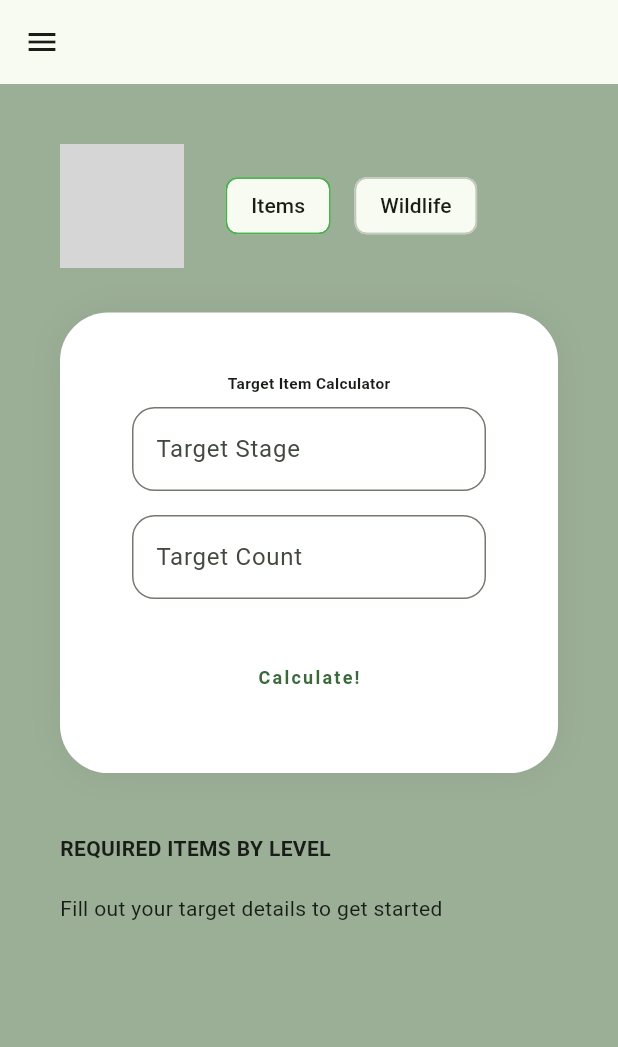
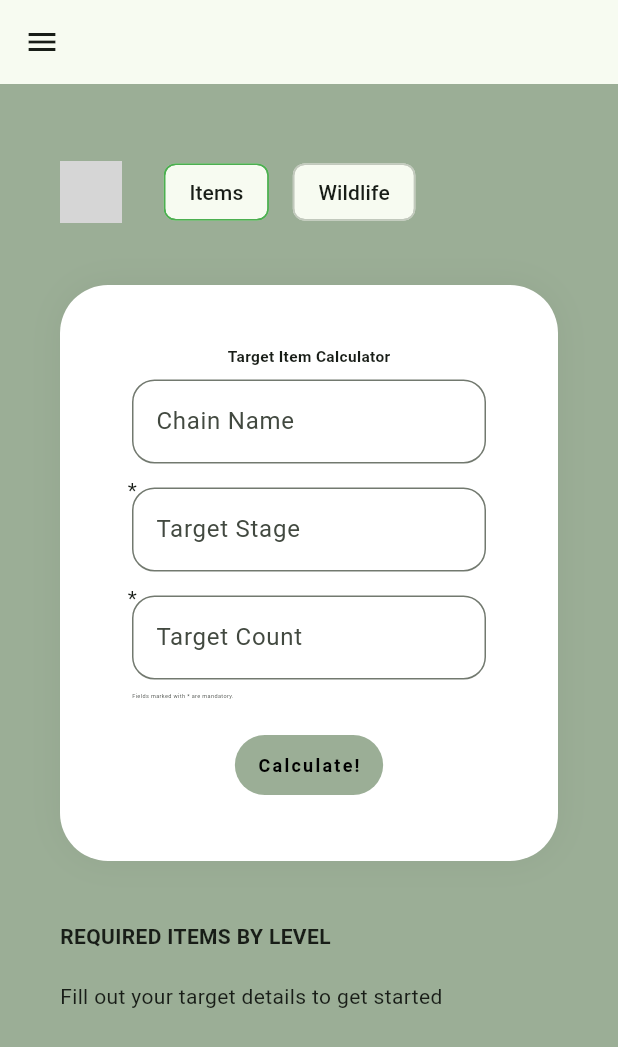
Before and after one commit to clevy-af/mergewarden, a Flutter app: the screen it shows after launch, on a phone screen of 412 x 824 dp. Shown: the top 1047 px of the screen. Run offline on Flutter 3.47's test engine with Material 3 defaults, Android fonts, the phone set to English and light mode, and no system bars; our stand-ins replace flutter_svg, hive, hive_flutter, web; accounts and stored records are empty; grey boxes are pictures that could not be loaded.

Commit message:
version 1.1
calculation fixed for stages, removed stage0 for items.

robots.txt added

icon added

stage numbers made dropdown if chain name field.

```diff
--- a/lib/model/dummies.dart
+++ b/lib/model/dummies.dart
@@ -1,4 +1,4 @@
-List<Map> chains= [
+List<Map<String,dynamic>> chains= [
   {"name": "Poplar Trees", "id": "Poplar_Trees", "stages": 11,"masterpiece":true},
   {"name": "Wild Flowers", "id": "Wild_Flowers", "stages": 18,"masterpiece":true},
   {"name": "Grasses", "id": "Grasses", "stages": 9,"masterpiece":true},
@@ -55,6 +55,7 @@ List<Map> chains= [
   {"name": "Aspirational Decor", "id": "Aspirational_Decor", "stages": 15},
   {"name": "Heart-Shaped Balloons", "id": "Heart-Shaped_Balloons", "stages": 2},
   {"name": "Recycled Boosters", "id": "Recycled_Boosters", "stages": 4},
+  // {"name": "Wildlife", "id": "Wildlife", "stages": 8},
 ];
 
 Map<String,List> chainItems= {
--- a/lib/utils/calculator.dart
+++ b/lib/utils/calculator.dart
@@ -27,9 +27,8 @@ class MergeCalculator {
     Map<int, int> breakdown = {targetLevel: targetCount};
 
     int currentLevelCount = targetCount;
-
     // Step down through each level
-    for (int level = targetLevel; level > 0; level--) {
+    for (int level = targetLevel; level > 1; level--) {
       // Logic: groups of 5 give 2, remainder (if odd) needs a merge of 3 to give 1
       int setsOfTwo = currentLevelCount ~/ 2;
       int remainder = currentLevelCount % 2;
@@ -52,6 +51,7 @@ class MergeCalculator {
     for (int i = targetLevel; i > 0; i--) {
       int neededForPrevious;
 
+      // print(i);
       if (i == 5) {
         // GOAL: Get Stage 5 from Stage 4.5 (Eggs)
         // Standard merge: 5 eggs -> 2 Stage 5
@@ -61,7 +61,7 @@ class MergeCalculator {
         // GOAL: Get those Eggs from Stage 4
         // Rule: 5 Stage 4 -> 6 Eggs
         // We need (eggsRequired / 6) sets of five Stage 4s
-        double setsOfFiveNeeded = eggsRequired / 6;
+        double setsOfFiveNeeded = eggsRequired / 12;
         neededForPrevious = (setsOfFiveNeeded.ceil() * 5);
 
       } else if (i == 45) {
--- a/lib/view/components/stat_card.dart
+++ b/lib/view/components/stat_card.dart
@@ -1,3 +1,5 @@
+import 'dart:math';
+
 import 'package:flutter/material.dart';
 import 'package:hive_flutter/adapters.dart';
 import 'package:mergewarden/model/dummies.dart';
@@ -17,21 +19,25 @@ class CentralStatsCard extends StatefulWidget {
 class _CentralStatsCardState extends State<CentralStatsCard> {
   TargetItem? targetItem;
   TextEditingController chainController = TextEditingController();
-  TextEditingController countController = TextEditingController();
-  TextEditingController stageController = TextEditingController();
+  TextEditingController countController=TextEditingController();
+  TextEditingController stageController=TextEditingController();
+  ValueNotifier<String?> chainId=ValueNotifier(null);
 
   @override
   void dispose() {
     chainController.dispose();
     countController.dispose();
     stageController.dispose();
+    chainId.dispose();
     super.dispose();
   }
   @override
   Widget build(BuildContext context) {
 
-    return Container(
-      width: double.infinity,
+    return Center(
+
+      child: Container(
+        width:max(MediaQuery.of(context).size.width*0.6,450),
         padding: const EdgeInsets.all(40),
         decoration: BoxDecoration(
           color: Colors.white,
@@ -48,81 +54,122 @@ class _CentralStatsCardState extends State<CentralStatsCard> {
                 return Align(child: Text('Target ${isWildlife?'Wildlife' : 'Item'} Calculator',style:  TextStyle(fontSize: MediaQuery.of(context).size.width*0.025, fontWeight: FontWeight.bold),));
               }
             ),
-          // Padding(
-          //   padding: const EdgeInsets.all(8.0),
-          //   child:ValueListenableBuilder(
-          //       valueListenable: HiveProvider.appBox.listenable(keys: ['type']),
-          //       // key: ValueKey(null),
-          //       builder: (context,data,_) {
-          //         bool isWildlife=data.get('type')=='wildlife';
-          //
-          //         if(isWildlife){
-          //           chainController = TextEditingController()..text='Wildlife';
-          //         }
-          //         else {
-          //           chainController.clear();
-          //         }
-          //         return Container(
-          //           key: ValueKey(data.get('type')),
-          //           child: isWildlife?TextField(
-          //             decoration: InputDecoration(
-          //               hintText: 'Enter ${isWildlife?'Wildlife' : 'Chain'} Name',
-          //               labelText: '${isWildlife?'Wildlife' : 'Chain'} Name',
-          //               border: OutlineInputBorder(
-          //                 borderRadius: BorderRadius.circular(15.0),
-          //               ),
-          //             ),
-          //             readOnly: isWildlife,
-          //             controller: chainController,
-          //           ): Autocomplete<String>(
-          //             optionsBuilder: (TextEditingValue textEditingValue) {
-          //               if (textEditingValue.text.isEmpty) {
-          //                 return const Iterable<String>.empty();
-          //               }
-          //               return chains.map((e) => e['name'].toString(),).where((String option) {
-          //                 return option.toLowerCase().contains(textEditingValue.text.toLowerCase());
-          //               });
-          //             },
-          //             optionsViewBuilder: (context, onSelected, options) {
-          //               return Material(
-          //                 child: ListView.builder(
-          //                   itemCount: options.length,
-          //                   itemBuilder: (context, index) {
-          //                     final option = options.elementAt(index);
-          //                     return ListTile(
-          //                       title: Text(option),
-          //                       onTap: () {
-          //                         onSelected(option); // Crucial: This handler must be called
-          //                       },
-          //                     );
-          //                   },
-          //                 ),
-          //               );
-          //             },
-          //             // displayStringForOption: (option) => option,
-          //             onSelected: (String selection) {
-          //               // print('You selected: $selection');
-          //               chainController.text=selection;
-          //               // Save selection to your state
-          //             },
-          //             fieldViewBuilder: (context, controller, focusNode, onFieldSubmitted) {
-          //               chainController=controller;
-          //               return TextField(
-          //                 controller: controller,
-          //                 focusNode: focusNode,
-          //                 decoration:  InputDecoration(
-          //                   labelText: 'Chain Name',
-          //                   border: OutlineInputBorder(
-          //                     borderRadius: BorderRadius.circular(15.0),
-          //                   ),),
-          //               );
-          //             },
-          //           ),
-          //         );
-          //       }
-          //   ),
-          // ),
             Padding(
+              padding: const EdgeInsets.all(8.0),
+              child:ValueListenableBuilder(
+                  valueListenable: HiveProvider.appBox.listenable(keys: ['type']),
+                  // key: ValueKey(null),
+                  builder: (context,data,_) {
+                    bool isWildlife=data.get('type')=='wildlife';
+
+                    if(isWildlife){
+                      chainController = TextEditingController()..text=chainId.value='Wildlife';
+                      data.put('chain',chainController.text);
+
+                    }
+                    else {
+                      chainController.clear();
+                    }
+                    return Container(
+                      key: ValueKey(data.get('type')),
+                      child: isWildlife?TextField(
+                        decoration: InputDecoration(
+                          hintText: 'Enter ${isWildlife?'Wildlife' : 'Chain'} Name',
+                          labelText: '${isWildlife?'Wildlife' : 'Chain'} Name',
+                          border: OutlineInputBorder(
+                            borderRadius: BorderRadius.circular(15.0),
+                          ),
+                        ),
+                        readOnly: isWildlife,
+                        controller: chainController,
+                      ):
+                      Autocomplete<String>(
+                        optionsBuilder: (TextEditingValue textEditingValue) {
+                          if (textEditingValue.text.isEmpty) {
+                            return const Iterable<String>.empty();
+                          }
+                          return chains.map((e) => e['name'].toString(),).where((String option) {
+                            return option.toLowerCase().contains(textEditingValue.text.toLowerCase());
+                          });
+                        },
+                        optionsViewBuilder: (context, onSelected, options) {
+                          return Material(
+                            child: ListView.builder(
+                              itemCount: options.length,
+                              itemBuilder: (context, index) {
+                                final option = options.elementAt(index);
+                                return ListTile(
+                                  title: Text(option),
+                                  onTap: () => onSelected(option),
+                                );
+                              },
+                            ),
+                          );
+                        },
+                        // displayStringForOption: (option) => option,
+                        onSelected: (String selection) {
+                          print('You selected: $selection');
+                        HiveProvider.appBox.put('chain', chains.firstWhere((element) => element['name'].contains(selection),orElse: () => {'id':null},)['id']);
+
+                        },
+                        fieldViewBuilder: (context, controller, focusNode, onFieldSubmitted) {
+                          // chainController=controller;
+                          return TextField(
+                            controller: controller,
+                            focusNode: focusNode,
+                            decoration:  InputDecoration(
+                              labelText: 'Chain Name',
+                              border: OutlineInputBorder(
+                                borderRadius: BorderRadius.circular(15.0),
+                              ),),
+                          );
+                        },
+                      ),
+                    );
+                  }
+              ),
+            ),
+
+            Stack(
+              alignment: Alignment.centerLeft,
+              children: [
+                ValueListenableBuilder(
+                    valueListenable: HiveProvider.appBox.listenable(keys: ['chain']),
+                    // key: ValueKey(null),
+                    builder: (context,data,_) {
+                      String? chainId=data.get('chain');
+                      if(chainId!=null) {
+                        return Container(
+                          decoration: BoxDecoration(
+                              borderRadius: BorderRadius.circular(15.0),
+                              border: Border.all(color: Color(0xFF000000),width: 0.6)
+                          ),
+                          margin: EdgeInsets.all(8),
+                          child: DropdownButton<int>(
+                            isExpanded: true,
+                            value: int.tryParse(stageController.text),
+                            underline: SizedBox(),
+                            onChanged: ( newValue) {
+                              setState(() { stageController.text = (newValue??0) .toString(); });
+                            },
+                            items: chainId=='Wildlife'?List.generate(8, (index) => DropdownMenuItem<int>(
+                              value: index+1,
+                              child: Padding(
+                                padding: const EdgeInsets.symmetric(horizontal: 8.0),
+                                child: Text('Stage ${index+1}'),
+                              ),
+                            )
+                            ): List.generate(chains.firstWhere((element) => element['id']==chainId,orElse: () => {'stages':0})['stages'], (index) => DropdownMenuItem<int>(
+                              value: index+1,
+                              child: Padding(
+                                padding: const EdgeInsets.symmetric(horizontal: 8.0),
+                                child: Text('Stage ${index+1}'),
+                              ),
+                            ),),
+                          ),
+                        );
+                      } else {
+                        return Padding(
                           padding: const EdgeInsets.all(8.0),
                           child: TextField(
                             decoration: InputDecoration(
@@ -130,11 +177,26 @@ class _CentralStatsCardState extends State<CentralStatsCard> {
                               labelText: 'Target Stage',
                               border: OutlineInputBorder(
                                 borderRadius: BorderRadius.circular(15.0),
+                                borderSide: BorderSide()
                               ),
                             ),
                             controller: stageController,
                           ),
+                        );
+                      }
+                    }
                 ),
+                Positioned(
+                    top: 0,
+                    left: 5,
+                    child: Text('*')
+                )
+              ],
+            ),
+
+            Stack(
+              alignment: Alignment.centerLeft,
+              children: [
                 Padding(
                   padding: const EdgeInsets.all(8.0),
                   child: TextField(
@@ -148,15 +210,31 @@ class _CentralStatsCardState extends State<CentralStatsCard> {
                     controller: countController,
                   ),
                 ),
+                Positioned(
+                  top: 0,
+                  left: 5,
+                    child: Text('*')
+                )
+              ],
+            ),
+            Container(
+              alignment: Alignment.centerLeft,
+                padding: EdgeInsets.symmetric(horizontal: 8),
+                child: Text('Fields marked with * are mandatory.',style: TextStyle(fontSize: MediaQuery.of(context).size.width*0.009),)
+            ),
             const SizedBox(height: 20),
             TextButton(
                 onPressed: () { setState(() {
                   String? chainName,chainUrl;
-                int stage=int.tryParse(stageController.text)??0;
+                  if(stageController.text.isEmpty||countController.text.isEmpty) {
+                    ScaffoldMessenger.of(context).showSnackBar(const SnackBar(content: Text('Filling in target details mandatory.')));
+                    return;
+                  }
+
                   if(chainController.text.isNotEmpty&&chainController.text!='Wildlife') {
                     chainName=chains.firstWhere((element) => element['name'].contains(chainController.text),orElse: () => {'id':null},)['id'];
                     if(chainName!=null){
-                    Map? data=chainItems[chainName]?.firstWhere((element) => element['stage']==stage,orElse: () => {'name':null,'url':null},);
+                      Map? data=chainItems[chainName]?.firstWhere((element) => element['stage']==stageController,orElse: () => {'name':null,'url':null},);
                       chainName=data?['name'];
                       chainUrl=data?['url'];
                     }
@@ -165,7 +243,7 @@ class _CentralStatsCardState extends State<CentralStatsCard> {
                       name: chainName,
                       url: chainUrl,
                       chain: chainController.text, count: int.tryParse(countController.text)??0,
-                    stage: stage
+                      stage: int.parse(stageController.text)
                   );
                 });
                 widget.onSubmit(
@@ -173,8 +251,12 @@ class _CentralStatsCardState extends State<CentralStatsCard> {
                     MergeCalculator.getFullBreakdown(targetItem!.stage, targetItem!.count)
                 );
                 },
+                style: TextButton.styleFrom(
+                  backgroundColor: cBackground,
+                  padding: EdgeInsets.symmetric(horizontal: 15,vertical: 10)
+                ),
                 child: Text("Calculate!",
-                style: TextStyle(letterSpacing: 1.5, fontSize: 12, fontWeight: FontWeight.bold),)
+                  style: TextStyle(letterSpacing: 1.5, fontSize: 12, fontWeight: FontWeight.bold,color: Colors.black),)
             ),
           ],
         ):
@@ -188,7 +270,9 @@ class _CentralStatsCardState extends State<CentralStatsCard> {
                   tooltip: 'Reset',
                     onPressed: () {
                   setState(() {
-                  targetItem=null;
+                    targetItem=null;HiveProvider.appBox.delete('chain');
+                    stageController.clear();
+                    countController.clear();
                   });
                 }, icon: Icon(Icons.refresh))
               ],
@@ -230,13 +314,14 @@ class _CentralStatsCardState extends State<CentralStatsCard> {
                 style: TextStyle(fontSize: MediaQuery.of(context).size.width*0.04, fontWeight: FontWeight.w200, color: Color(0xFF2C3E50)),
               ),
             Text(
-            "Total needed for ${targetItem!.count} Stage ${targetItem!.stage} ${HiveProvider.appBox.get('type')=='wildlife'?'Wildlife':'Items'}: ${MergeCalculator.totalBaseNeeded(targetItem!.stage, targetItem!.count)}",
+              "Breakdown for ${targetItem!.count} Stage ${targetItem!.stage} ${HiveProvider.appBox.get('type')=='wildlife'?'Wildlife':'Items'}",
               style: TextStyle(letterSpacing: 1.5, fontSize:MediaQuery.of(context).size.width*0.02, fontWeight: FontWeight.bold),
             ),
             // SizedBox(height: 5,),
             // Text("PROGRESS: 0%", style: TextStyle(color: Colors.grey,fontSize: MediaQuery.of(context).size.width*0.03, fontWeight: FontWeight.bold)),
 
           ],
+        ),
       ),
     );
   }
--- a/lib/view/home.dart
+++ b/lib/view/home.dart
@@ -120,13 +120,13 @@ class Dashboard extends StatefulWidget {
 }
 
 class _DashboardState extends State<Dashboard> {
-  int _selectedIndex = 0;
+  // int _selectedIndex = 0;
   Map<int,int> stageBreakdown={};
 
   Widget get navigationRail=>  NavigationRail(
     backgroundColor: Colors.white.withValues(alpha:0.5),
     selectedIndex: null,//_selectedIndex,
-    onDestinationSelected: (int index) => setState(() => _selectedIndex = index),
+    // onDestinationSelected: (int index) => setState(() => _selectedIndex = index),
     labelType: NavigationRailLabelType.all,
     leading: Column(
       children: [
@@ -175,7 +175,7 @@ class _DashboardState extends State<Dashboard> {
                 children: [
                   Row(
                     children: [
-                      SvgPicture.asset('mg_text.svg',width: MediaQuery.of(context).size.width*0.2,),
+                      SvgPicture.asset('mg_text.svg',width: MediaQuery.of(context).size.width*0.1,),
                       const SizedBox(width: 20),
                       Padding(
                         padding: const EdgeInsets.all(8.0),
```
Also changed, not shown: pubspec.yaml (+2 -16 lines), 3 other files. Lines whose indentation alone changed are shown as unchanged.
